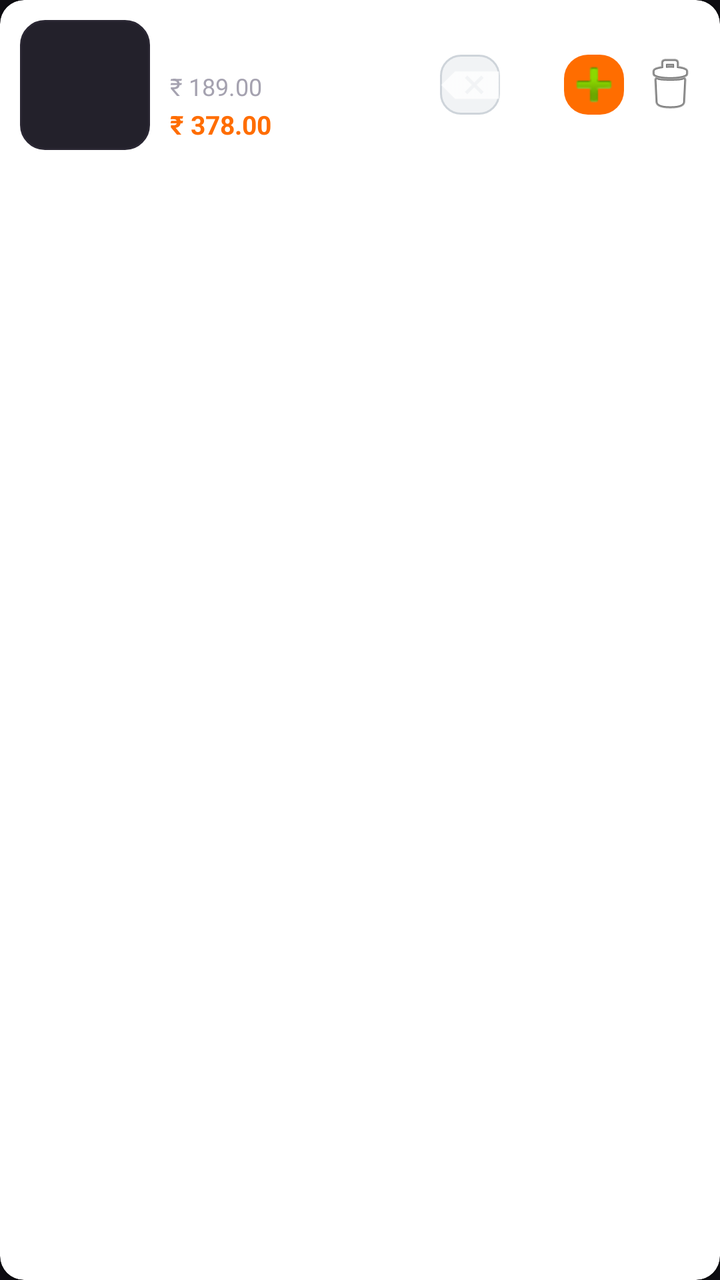
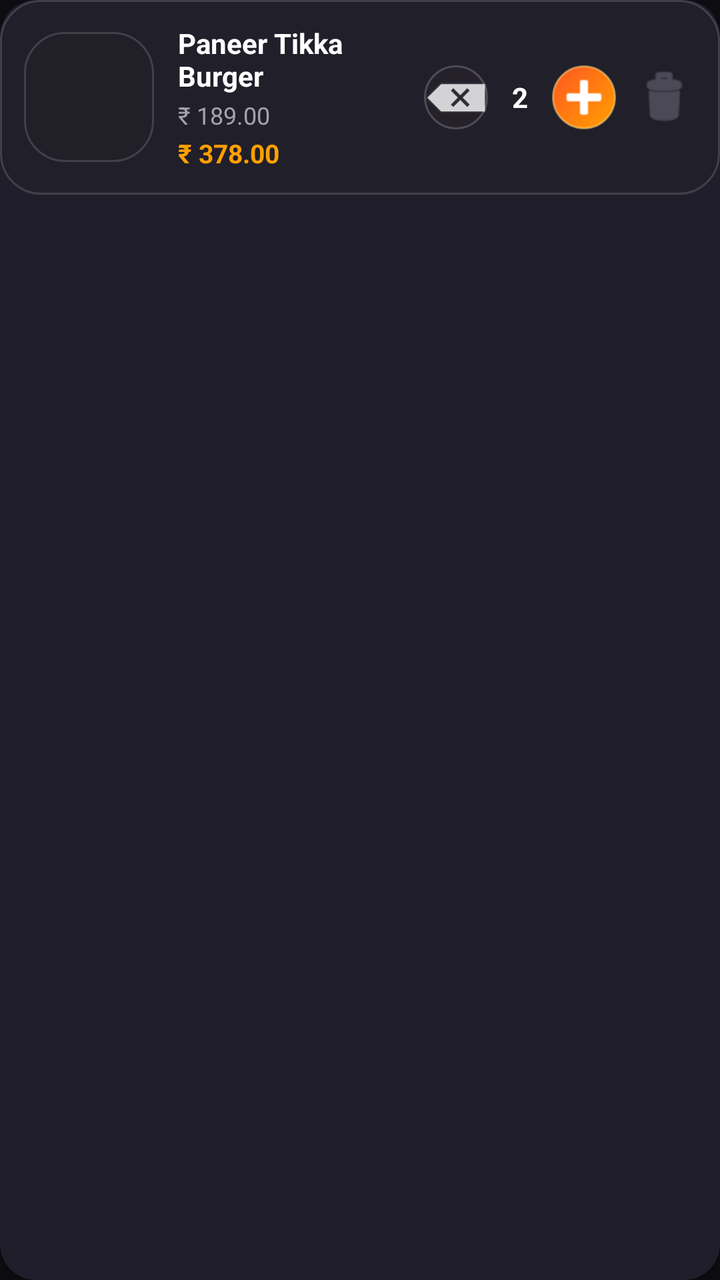

Before-and-after screenshots of an Android layout around one commit, followed by the original layout XML and the change that was made.
<!-- AndroidManifest.xml: application theme Theme.FoodieHub -->
<!-- res/layout/item_cart_card.xml -->
<?xml version="1.0" encoding="utf-8"?>
<androidx.cardview.widget.CardView xmlns:android="http://schemas.android.com/apk/res/android"
    xmlns:app="http://schemas.android.com/apk/res-auto"
    android:layout_width="match_parent"
    android:layout_height="wrap_content"
    android:layout_marginHorizontal="10dp"
    android:layout_marginVertical="5dp"
    app:cardCornerRadius="12dp"
    app:cardElevation="2dp">

    <LinearLayout
        android:layout_width="match_parent"
        android:layout_height="wrap_content"
        android:gravity="center_vertical"
        android:orientation="horizontal"
        android:padding="10dp">

        <ImageView
            android:id="@+id/imgCartThumb"
            android:layout_width="65dp"
            android:layout_height="65dp"
            android:scaleType="centerCrop"
            android:background="@drawable/bg_rounded_card" />

        <LinearLayout
            android:layout_width="0dp"
            android:layout_height="wrap_content"
            android:layout_marginStart="10dp"
            android:layout_weight="1"
            android:orientation="vertical">

            <TextView
                android:id="@+id/txtCartItemName"
                android:layout_width="wrap_content"
                android:layout_height="wrap_content"
                android:text="Paneer Tikka Burger"
                android:textColor="@color/text_primary"
                android:textSize="14sp"
                android:textStyle="bold" />

            <TextView
                android:id="@+id/txtCartItemPrice"
                android:layout_width="wrap_content"
                android:layout_height="wrap_content"
                android:layout_marginTop="2dp"
                android:text="₹ 189.00"
                android:textColor="@color/text_secondary"
                android:textSize="12sp" />

            <TextView
                android:id="@+id/txtCartItemSubtotal"
                android:layout_width="wrap_content"
                android:layout_height="wrap_content"
                android:layout_marginTop="2dp"
                android:text="₹ 378.00"
                android:textColor="@color/primary"
                android:textStyle="bold"
                android:textSize="13sp" />
        </LinearLayout>

        
        <LinearLayout
            android:layout_width="wrap_content"
            android:layout_height="wrap_content"
            android:gravity="center_vertical"
            android:orientation="horizontal">

            <ImageButton
                android:id="@+id/btnQtyDecrement"
                android:layout_width="30dp"
                android:layout_height="30dp"
                android:background="@drawable/bg_rounded_input"
                android:src="@android:drawable/ic_input_delete"
                android:contentDescription="Minus" />

            <TextView
                android:id="@+id/txtCartItemQty"
                android:layout_width="32dp"
                android:layout_height="wrap_content"
                android:gravity="center"
                android:text="2"
                android:textColor="@color/text_primary"
                android:textSize="14sp"
                android:textStyle="bold" />

            <ImageButton
                android:id="@+id/btnQtyIncrement"
                android:layout_width="30dp"
                android:layout_height="30dp"
                android:background="@drawable/bg_primary_button"
                android:src="@android:drawable/ic_input_add"
                android:contentDescription="Plus" />

            <ImageButton
                android:id="@+id/btnCartItemDelete"
                android:layout_width="30dp"
                android:layout_height="30dp"
                android:layout_marginStart="8dp"
                android:background="?attr/selectableItemBackgroundBorderless"
                android:src="@android:drawable/ic_menu_delete"
                android:contentDescription="Delete item" />

        </LinearLayout>

    </LinearLayout>

</androidx.cardview.widget.CardView>
<!-- resources referenced by this layout -->
<resources>
  <color name="primary">#FF6D00</color>
  <color name="text_primary">#FFFFFF</color>
  <color name="text_secondary">#A5A2B0</color>
  <!-- drawable bg_primary_button (drawable) -->
  <?xml version="1.0" encoding="utf-8"?>
  <ripple xmlns:android="http://schemas.android.com/apk/res/android"
      android:color="#FFCCBC">
      <item>
          <shape android:shape="rectangle">
              <solid android:color="@color/primary" />
              <corners android:radius="12dp" />
          </shape>
      </item>
  </ripple>
  <!-- drawable bg_rounded_card (drawable) -->
  <?xml version="1.0" encoding="utf-8"?>
  <shape xmlns:android="http://schemas.android.com/apk/res/android"
      android:shape="rectangle">
      <solid android:color="@color/card_background" />
      <corners android:radius="12dp" />
      <stroke android:width="1dp" android:color="@color/divider" />
  </shape>
  <!-- drawable bg_rounded_input (drawable) -->
  <?xml version="1.0" encoding="utf-8"?>
  <shape xmlns:android="http://schemas.android.com/apk/res/android"
      android:shape="rectangle">
      <solid android:color="#F1F3F5" />
      <corners android:radius="10dp" />
      <stroke android:width="1dp" android:color="#CED4DA" />
  </shape>
  <style name="Theme.FoodieHub" parent="Theme.Material3.DayNight.NoActionBar">
          <item name="colorPrimary">@color/primary</item>
          <item name="colorPrimaryVariant">@color/primary_dark</item>
          <item name="colorSecondary">@color/accent</item>
          <item name="android:statusBarColor">#0E0D12</item>
          <item name="android:navigationBarColor">#0E0D12</item>
          <item name="android:windowBackground">#0E0D12</item>
          <item name="android:windowLightStatusBar">false</item>
          <item name="windowActionBar">false</item>
          <item name="windowNoTitle">true</item>
      </style>
  <color name="card_background">#23212B</color>
  <color name="divider">#2A2733</color>
  <color name="primary_dark">#E65100</color>
  <color name="accent">#FFA000</color>
</resources>

<!-- the commit's change to res/layout/item_cart_card.xml (unified diff, before → after) -->
@@ -4,28 +4,30 @@
     android:layout_width="match_parent"
     android:layout_height="wrap_content"
     android:layout_marginHorizontal="10dp"
-    android:layout_marginVertical="5dp"
-    app:cardCornerRadius="12dp"
-    app:cardElevation="2dp">
+    android:layout_marginVertical="6dp"
+    app:cardBackgroundColor="#211E2B"
+    app:cardCornerRadius="18dp"
+    app:cardElevation="4dp">
 
     <LinearLayout
         android:layout_width="match_parent"
         android:layout_height="wrap_content"
+        android:background="@drawable/bg_glass_card"
         android:gravity="center_vertical"
         android:orientation="horizontal"
-        android:padding="10dp">
+        android:padding="12dp">
 
         <ImageView
             android:id="@+id/imgCartThumb"
             android:layout_width="65dp"
             android:layout_height="65dp"
             android:scaleType="centerCrop"
-            android:background="@drawable/bg_rounded_card" />
+            android:background="@drawable/bg_glass_card" />
 
         <LinearLayout
             android:layout_width="0dp"
             android:layout_height="wrap_content"
-            android:layout_marginStart="10dp"
+            android:layout_marginStart="12dp"
             android:layout_weight="1"
             android:orientation="vertical">
 
@@ -34,7 +36,7 @@
                 android:layout_width="wrap_content"
                 android:layout_height="wrap_content"
                 android:text="Paneer Tikka Burger"
-                android:textColor="@color/text_primary"
+                android:textColor="@color/text_white"
                 android:textSize="14sp"
                 android:textStyle="bold" />
 
@@ -53,7 +55,7 @@
                 android:layout_height="wrap_content"
                 android:layout_marginTop="2dp"
                 android:text="₹ 378.00"
-                android:textColor="@color/primary"
+                android:textColor="#FFA000"
                 android:textStyle="bold"
                 android:textSize="13sp" />
         </LinearLayout>
@@ -67,11 +69,12 @@
 
             <ImageButton
                 android:id="@+id/btnQtyDecrement"
-                android:layout_width="30dp"
-                android:layout_height="30dp"
-                android:background="@drawable/bg_rounded_input"
+                android:layout_width="32dp"
+                android:layout_height="32dp"
+                android:background="@drawable/bg_glass_circle"
                 android:src="@android:drawable/ic_input_delete"
-                android:contentDescription="Minus" />
+                android:contentDescription="Minus"
+                app:tint="@color/text_white" />
 
             <TextView
                 android:id="@+id/txtCartItemQty"
@@ -79,26 +82,28 @@
                 android:layout_height="wrap_content"
                 android:gravity="center"
                 android:text="2"
-                android:textColor="@color/text_primary"
+                android:textColor="@color/text_white"
                 android:textSize="14sp"
                 android:textStyle="bold" />
 
             <ImageButton
                 android:id="@+id/btnQtyIncrement"
-                android:layout_width="30dp"
-                android:layout_height="30dp"
-                android:background="@drawable/bg_primary_button"
+                android:layout_width="32dp"
+                android:layout_height="32dp"
+                android:background="@drawable/bg_pill_selected"
                 android:src="@android:drawable/ic_input_add"
-                android:contentDescription="Plus" />
+                android:contentDescription="Plus"
+                app:tint="@color/white" />
 
             <ImageButton
                 android:id="@+id/btnCartItemDelete"
-                android:layout_width="30dp"
-                android:layout_height="30dp"
+                android:layout_width="32dp"
+                android:layout_height="32dp"
                 android:layout_marginStart="8dp"
                 android:background="?attr/selectableItemBackgroundBorderless"
                 android:src="@android:drawable/ic_menu_delete"
-                android:contentDescription="Delete item" />
+                android:contentDescription="Delete item"
+                app:tint="@color/text_muted" />
 
         </LinearLayout>
 
<!-- resource entries referenced after the edit -->
@@ -1,34 +1,42 @@
 <!-- resources referenced by this layout -->
 <resources>
+  <color name="text_muted">#686575</color>
   <color name="primary">#FF6D00</color>
-  <color name="text_primary">#FFFFFF</color>
   <color name="text_secondary">#A5A2B0</color>
-  <!-- drawable bg_primary_button (drawable) -->
-  <?xml version="1.0" encoding="utf-8"?>
-  <ripple xmlns:android="http://schemas.android.com/apk/res/android"
-      android:color="#FFCCBC">
-      <item>
-          <shape android:shape="rectangle">
-              <solid android:color="@color/primary" />
-              <corners android:radius="12dp" />
-          </shape>
-      </item>
-  </ripple>
-  <!-- drawable bg_rounded_card (drawable) -->
+  <color name="text_white">#FFFFFF</color>
+  <color name="white">#FFFFFF</color>
+  <!-- drawable bg_glass_card (drawable) -->
   <?xml version="1.0" encoding="utf-8"?>
   <shape xmlns:android="http://schemas.android.com/apk/res/android"
       android:shape="rectangle">
-      <solid android:color="@color/card_background" />
-      <corners android:radius="12dp" />
-      <stroke android:width="1dp" android:color="@color/divider" />
+      <solid android:color="#D922202A" />
+      <corners android:radius="20dp" />
+      <stroke
+          android:width="1dp"
+          android:color="#26FFFFFF" />
   </shape>
-  <!-- drawable bg_rounded_input (drawable) -->
+  <!-- drawable bg_glass_circle (drawable) -->
+  <?xml version="1.0" encoding="utf-8"?>
+  <shape xmlns:android="http://schemas.android.com/apk/res/android"
+      android:shape="oval">
+      <solid android:color="#B325232D" />
+      <stroke
+          android:width="1dp"
+          android:color="#33FFFFFF" />
+  </shape>
+  <!-- drawable bg_pill_selected (drawable) -->
   <?xml version="1.0" encoding="utf-8"?>
   <shape xmlns:android="http://schemas.android.com/apk/res/android"
       android:shape="rectangle">
-      <solid android:color="#F1F3F5" />
-      <corners android:radius="10dp" />
-      <stroke android:width="1dp" android:color="#CED4DA" />
+      <gradient
+          android:type="linear"
+          android:angle="135"
+          android:startColor="#FFA000"
+          android:endColor="#FF5722" />
+      <corners android:radius="18dp" />
+      <stroke
+          android:width="1dp"
+          android:color="#80FFE082" />
   </shape>
   <style name="Theme.FoodieHub" parent="Theme.Material3.DayNight.NoActionBar">
           <item name="colorPrimary">@color/primary</item>
@@ -37,13 +45,36 @@
           <item name="android:statusBarColor">#0E0D12</item>
           <item name="android:navigationBarColor">#0E0D12</item>
           <item name="android:windowBackground">#0E0D12</item>
+          <item name="android:colorBackground">#0E0D12</item>
           <item name="android:windowLightStatusBar">false</item>
+          <item name="android:windowSplashScreenBackground" tools:targetApi="31">#0E0D12</item>
+          <item name="android:windowSplashScreenAnimatedIcon" tools:targetApi="31">@drawable/ic_launcher</item>
           <item name="windowActionBar">false</item>
           <item name="windowNoTitle">true</item>
       </style>
-  <color name="card_background">#23212B</color>
-  <color name="divider">#2A2733</color>
   <color name="primary_dark">#E65100</color>
   <color name="accent">#FFA000</color>
+  <!-- drawable ic_launcher (drawable) -->
+  <vector xmlns:android="http://schemas.android.com/apk/res/android"
+      android:width="108dp"
+      android:height="108dp"
+      android:viewportWidth="108"
+      android:viewportHeight="108">
+      <path
+          android:fillColor="#FF5722"
+          android:pathData="M0,0h108v108h-108z"/>
+      <path
+          android:fillColor="#FFFFFF"
+          android:pathData="M30,42h48c3.3,0 6,-2.7 6,-6c0,-9.9 -8.1,-18 -18,-18h-24c-9.9,0 -18,8.1 -18,18c0,3.3 2.7,6 6,6z"/>
+      <path
+          android:fillColor="#FFE082"
+          android:pathData="M24,48h60v6h-60z"/>
+      <path
+          android:fillColor="#4CAF50"
+          android:pathData="M22,58h64c2,0 3.5,1.5 3.5,3.5c0,2 -1.5,3.5 -3.5,3.5h-64c-2,0 -3.5,-1.5 -3.5,-3.5c0,-2 1.5,-3.5 3.5,-3.5z"/>
+      <path
+          android:fillColor="#FFFFFF"
+          android:pathData="M26,72h56c0,9.9 -8.1,18 -18,18h-20c-9.9,0 -18,-8.1 -18,-18z"/>
+  </vector>
 </resources>
 
